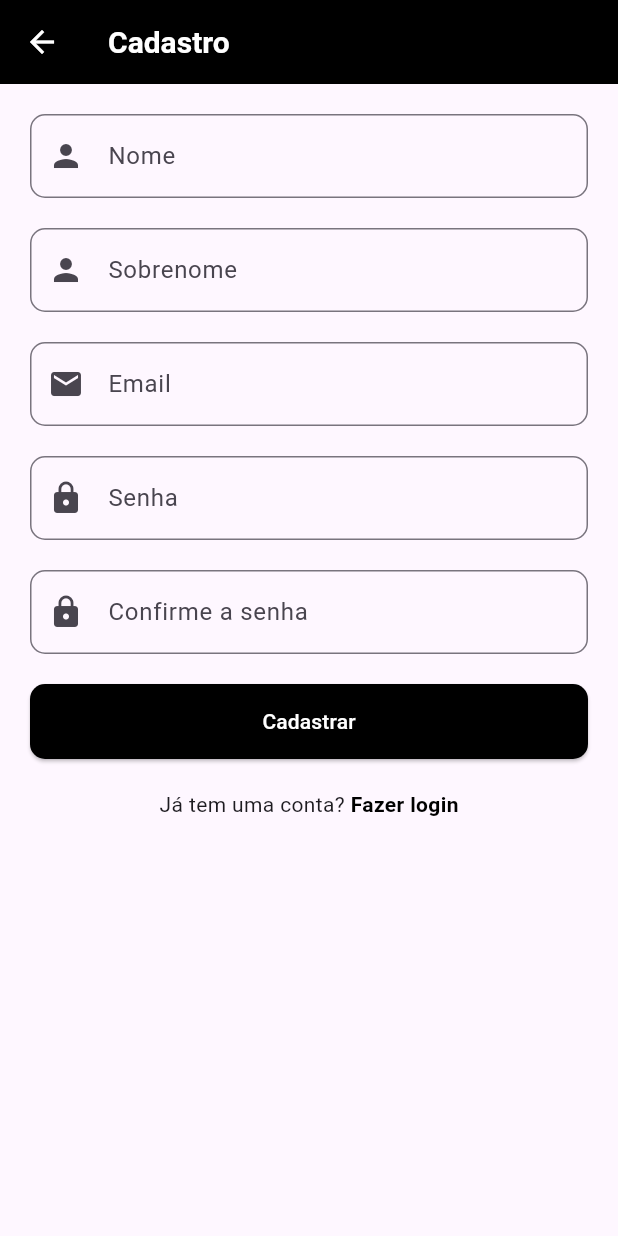
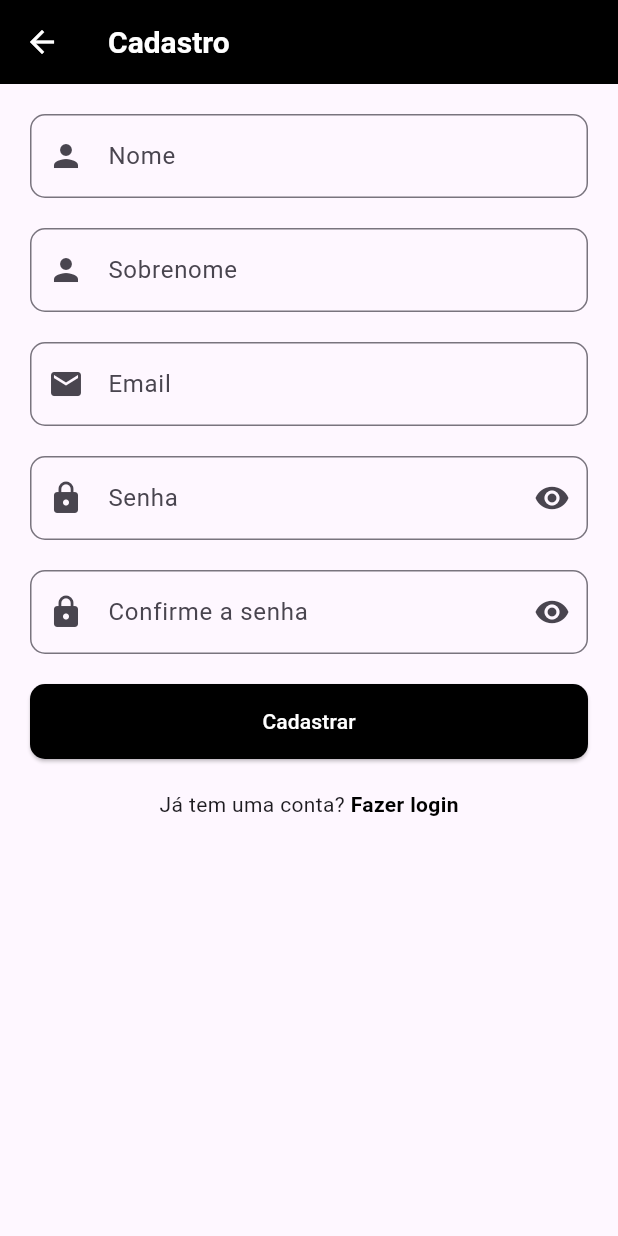
Before and after one commit to leonardo-franco/autoresc, a Flutter app: the SignupScreen screen opened directly, on a phone screen of 412 x 824 dp. Run offline on Flutter 3.47's test engine with Material 3 defaults, Android fonts, the light colour scheme and no system bars.

```diff
--- a/lib/screens/sign_up_screen.dart
+++ b/lib/screens/sign_up_screen.dart
@@ -16,6 +16,20 @@ class _SignupScreenState extends State<SignupScreen> {
   final TextEditingController _confirmPasswordController = TextEditingController();
 
   final _formKey = GlobalKey<FormState>();
+
+  bool _obscurePassword = true;
+  bool _obscureConfirmPassword = true;
+
+  FocusNode _surnameFocusNode = FocusNode();
+  FocusNode _emailFocusNode = FocusNode();
+  FocusNode _passwordFocusNode = FocusNode();
+  FocusNode _confirmPasswordFocusNode = FocusNode();
+
+  @override
+  void initState() {
+    super.initState();
+    // Inicialize os FocusNodes se necessário
+  }
 
   @override
   Widget build(BuildContext context) {
@@ -51,12 +65,17 @@ class _SignupScreenState extends State<SignupScreen> {
                     ),
                     prefixIcon: const Icon(Icons.person),
                   ),
+                  textInputAction: TextInputAction.next,
+                  onFieldSubmitted: (_) {
+                    FocusScope.of(context).requestFocus(_surnameFocusNode);
+                  },
                   validator: (value) => value!.isEmpty ? 'Nome é obrigatório' : null,
                 ),
                 const SizedBox(height: 20),
                 // Campo de Sobrenome
                 TextFormField(
                   controller: _surnameController,
+                  focusNode: _surnameFocusNode,
                   decoration: InputDecoration(
                     labelText: 'Sobrenome',
                     border: OutlineInputBorder(
@@ -64,12 +83,17 @@ class _SignupScreenState extends State<SignupScreen> {
                     ),
                     prefixIcon: const Icon(Icons.person),
                   ),
+                  textInputAction: TextInputAction.next,
+                  onFieldSubmitted: (_) {
+                    FocusScope.of(context).requestFocus(_emailFocusNode);
+                  },
                   validator: (value) => value!.isEmpty ? 'Sobrenome é obrigatório' : null,
                 ),
                 const SizedBox(height: 20),
                 // Campo de Email
                 TextFormField(
                   controller: _emailController,
+                  focusNode: _emailFocusNode,
                   decoration: InputDecoration(
                     labelText: 'Email',
                     border: OutlineInputBorder(
@@ -78,34 +102,68 @@ class _SignupScreenState extends State<SignupScreen> {
                     prefixIcon: const Icon(Icons.email),
                   ),
                   keyboardType: TextInputType.emailAddress,
+                  textInputAction: TextInputAction.next,
+                  onFieldSubmitted: (_) {
+                    FocusScope.of(context).requestFocus(_passwordFocusNode);
+                  },
                   validator: validateEmail,
                 ),
                 const SizedBox(height: 20),
                 // Campo de Senha
                 TextFormField(
                   controller: _passwordController,
+                  obscureText: _obscurePassword,
                   decoration: InputDecoration(
                     labelText: 'Senha',
                     border: OutlineInputBorder(
                       borderRadius: BorderRadius.circular(10),
                     ),
                     prefixIcon: const Icon(Icons.lock),
+                    suffixIcon: IconButton(
+                      icon: Icon(
+                        _obscurePassword ? Icons.visibility : Icons.visibility_off,
+                      ),
+                      onPressed: () {
+                        setState(() {
+                          _obscurePassword = !_obscurePassword;
+                        });
+                      },
+                    ),
                   ),
-                  obscureText: true,
+                  focusNode: _passwordFocusNode,
+                  textInputAction: TextInputAction.next,
+                  onFieldSubmitted: (_) {
+                    FocusScope.of(context).requestFocus(_confirmPasswordFocusNode);
+                  },
                   validator: validatePassword,
                 ),
                 const SizedBox(height: 20),
                 // Campo de Confirmar Senha
                 TextFormField(
                   controller: _confirmPasswordController,
+                  obscureText: _obscureConfirmPassword,
                   decoration: InputDecoration(
                     labelText: 'Confirme a senha',
                     border: OutlineInputBorder(
                       borderRadius: BorderRadius.circular(10),
                     ),
                     prefixIcon: const Icon(Icons.lock),
+                    suffixIcon: IconButton(
+                      icon: Icon(
+                        _obscureConfirmPassword ? Icons.visibility : Icons.visibility_off,
+                      ),
+                      onPressed: () {
+                        setState(() {
+                          _obscureConfirmPassword = !_obscureConfirmPassword;
+                        });
+                      },
+                    ),
                   ),
-                  obscureText: true,
+                  focusNode: _confirmPasswordFocusNode,
+                  textInputAction: TextInputAction.done,
+                  onFieldSubmitted: (_) {
+                    FocusScope.of(context).unfocus(); // Remove o foco do campo quando a entrada está completa
+                  },
                   validator: (value) {
                     if (value != _passwordController.text) {
                       return 'As senhas não coincidem';
@@ -172,6 +230,10 @@ class _SignupScreenState extends State<SignupScreen> {
     _emailController.dispose();
     _passwordController.dispose();
     _confirmPasswordController.dispose();
+    _surnameFocusNode.dispose();
+    _emailFocusNode.dispose();
+    _passwordFocusNode.dispose();
+    _confirmPasswordFocusNode.dispose();
     super.dispose();
   }
 }
```
